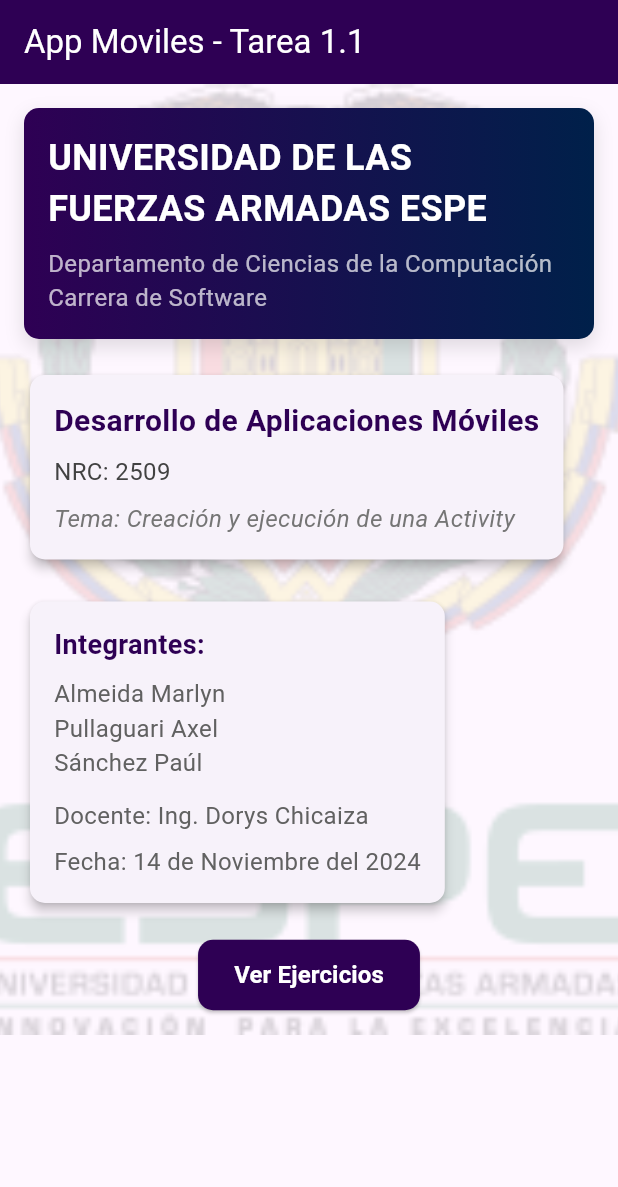
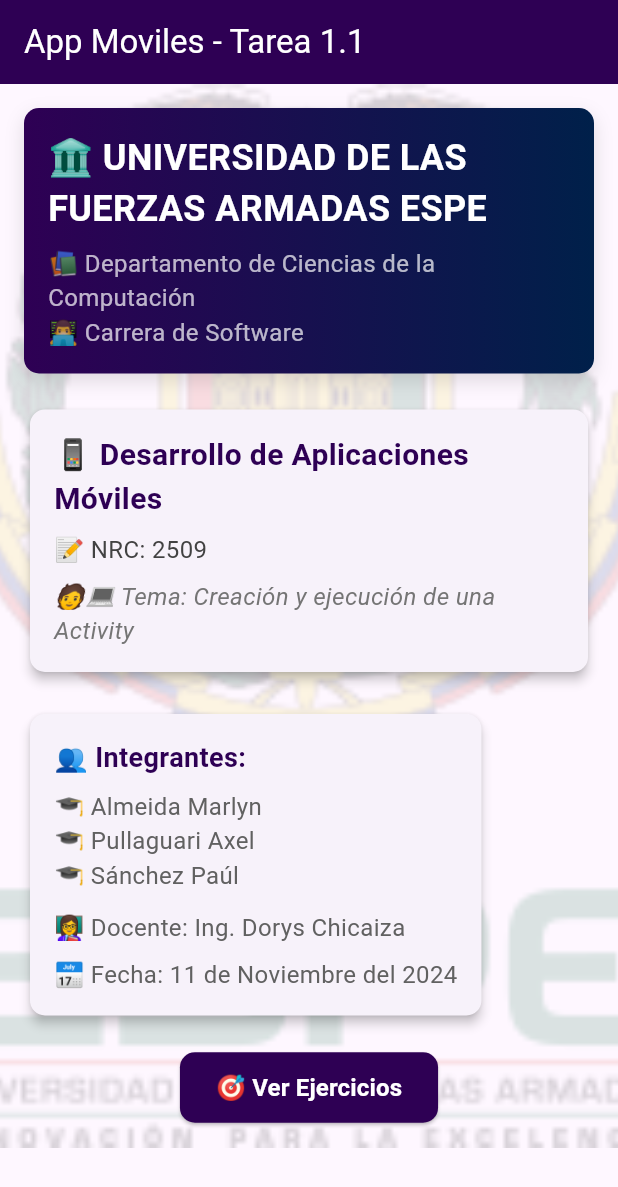
Before and after one commit to Paulfriki55/tareasAppMoviles, a Flutter app: the screen it shows after launch, on a phone screen of 412 x 824 dp. Shown: the top 1187 px of the screen. Run offline on Flutter 3.47's test engine with Material 3 defaults, Android fonts, the phone set to English and light mode, and no system bars; our stand-ins replace google_fonts.

Commit message:
Ya ahora si interfaz chida

```diff
--- a/tarea1grupo7/lib/main.dart
+++ b/tarea1grupo7/lib/main.dart
@@ -30,23 +30,23 @@
   Widget build(BuildContext context) {
     return Scaffold(
       appBar: AppBar(
-        title: Text('App Moviles - Tarea 1.1',
-          style: TextStyle(color: Colors.white), ),
+        title: Text(
+          'App Moviles - Tarea 1.1',
+          style: TextStyle(color: Colors.white),
+        ),
         backgroundColor: Color(0xFF2E0054),
       ),
       body: Stack(
         children: [
-          // Fondo con logo
           Positioned.fill(
             child: Opacity(
-              opacity: 0.15, // Ajusta la opacidad según tus necesidades
+              opacity: 0.15,
               child: Image.asset(
                 'img/logo.png',
                 fit: BoxFit.cover,
               ),
             ),
           ),
-          // Contenido principal
           SingleChildScrollView(
             child: Padding(
               padding: EdgeInsets.all(16),
@@ -89,12 +89,12 @@
         crossAxisAlignment: CrossAxisAlignment.start,
         children: [
           Text(
-            'UNIVERSIDAD DE LAS FUERZAS ARMADAS ESPE',
+            '🏛️ UNIVERSIDAD DE LAS FUERZAS ARMADAS ESPE',
             style: TextStyle(fontSize: 24, fontWeight: FontWeight.bold, color: Colors.white),
           ),
           SizedBox(height: 8),
           Text(
-            'Departamento de Ciencias de la Computación\nCarrera de Software',
+            '📚 Departamento de Ciencias de la Computación\n👨‍💻 Carrera de Software',
             style: TextStyle(fontSize: 16, color: Colors.white70),
           ),
         ],
@@ -118,14 +118,14 @@
       crossAxisAlignment: CrossAxisAlignment.start,
       children: [
         Text(
-          'Desarrollo de Aplicaciones Móviles',
+          '📱 Desarrollo de Aplicaciones Móviles',
           style: TextStyle(fontSize: 20, fontWeight: FontWeight.bold, color: Color(0xFF2E0054)),
         ),
         SizedBox(height: 8),
-        Text('NRC: 2509', style: TextStyle(fontSize: 16, color: Colors.grey[800])),
+        Text('📝 NRC: 2509', style: TextStyle(fontSize: 16, color: Colors.grey[800])),
         SizedBox(height: 8),
         Text(
-          'Tema: Creación y ejecución de una Activity',
+          '🧑‍💻 Tema: Creación y ejecución de una Activity',
           style: TextStyle(fontSize: 16, fontStyle: FontStyle.italic, color: Colors.grey[600]),
         ),
       ],
@@ -133,34 +133,46 @@
   }
 
   Widget _buildTeamInfo() {
+    String formattedDate = "${DateTime.now().day} de ${_getMonthName(DateTime.now().month)} del ${DateTime.now().year}";
+
     return Column(
       crossAxisAlignment: CrossAxisAlignment.start,
       children: [
         Text(
-          'Integrantes:',
+          '👥 Integrantes:',
           style: TextStyle(fontSize: 18, fontWeight: FontWeight.bold, color: Color(0xFF2E0054)),
         ),
         SizedBox(height: 8),
         Text(
-          'Almeida Marlyn\nPullaguari Axel\nSánchez Paúl',
+          '🎓 Almeida Marlyn\n🎓 Pullaguari Axel\n🎓 Sánchez Paúl',
           style: TextStyle(fontSize: 16, color: Colors.grey[700]),
         ),
         SizedBox(height: 12),
         Text(
-          'Docente: Ing. Dorys Chicaiza',
+          '👩‍🏫 Docente: Ing. Dorys Chicaiza',
           style: TextStyle(fontSize: 16, color: Colors.grey[700]),
         ),
         SizedBox(height: 8),
         Text(
-          'Fecha: 14 de Noviembre del 2024',
+          '📅 Fecha: $formattedDate',
           style: TextStyle(fontSize: 16, color: Colors.grey[700]),
         ),
       ],
     );
   }
 
+  String _getMonthName(int month) {
+    const months = [
+      'Enero', 'Febrero', 'Marzo', 'Abril', 'Mayo', 'Junio',
+      'Julio', 'Agosto', 'Septiembre', 'Octubre', 'Noviembre', 'Diciembre'
+    ];
+    return months[month - 1];
+  }
+
   Widget _buildExercisesButton(BuildContext context) {
     return Center(
+      child: MouseRegion(
+        onEnter: (_) => print("Hover!"),
         child: ElevatedButton(
           style: ElevatedButton.styleFrom(
             backgroundColor: Color(0xFF2E0054),
@@ -178,8 +190,9 @@
             );
           },
           child: Text(
-          'Ver Ejercicios',
+            '🎯 Ver Ejercicios',
             style: TextStyle(fontSize: 16, fontWeight: FontWeight.bold),
+          ),
         ),
       ),
     );
@@ -207,7 +220,7 @@
             ),
             SizedBox(height: 16),
             Text(
-              'Seleccione un ejercicio',
+              '⚡ Seleccione un ejercicio',
               style: TextStyle(
                 fontSize: 18,
                 fontWeight: FontWeight.bold,
@@ -221,7 +234,9 @@
                 itemCount: 6,
                 padding: EdgeInsets.symmetric(vertical: 8),
                 itemBuilder: (context, index) {
-                  return ListTile(
+                  return MouseRegion(
+                    cursor: SystemMouseCursors.click,
+                    child: ListTile(
                       onTap: () {
                         Navigator.pop(context);
                         final exercise = switch (index) {
@@ -257,10 +272,11 @@
                         ),
                       ),
                       title: Text(
-                      'Ejercicio ${(index + 1).toString().padLeft(2, '0')}',
+                        '📖 Ejercicio ${(index + 1).toString().padLeft(2, '0')}',
                         style: TextStyle(color: Color(0xFF2E0054)),
                       ),
                       trailing: Icon(Icons.chevron_right, color: Color(0xFF2E0054)),
+                    ),
                   );
                 },
               ),
```
Lines whose indentation alone changed are shown as unchanged.
